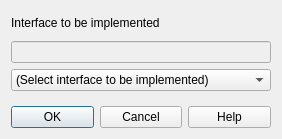
Above: lavape/src/LavaPE_UI/idd_implbox.ui from berkus/lavape before the change. Below: the same form after it.
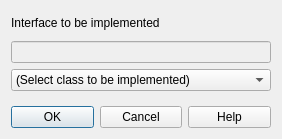
That is the form after the change.

```diff
--- a/lavape/src/LavaPE_UI/idd_implbox.ui
+++ b/lavape/src/LavaPE_UI/idd_implbox.ui
@@ -68,7 +68,7 @@
       <widget class="QComboBox" name="ImplTypes" >
        <item>
         <property name="text" >
-         <string>(Select interface to be implemented)</string>
+         <string>(Select class to be implemented)</string>
         </property>
        </item>
       </widget>
```
